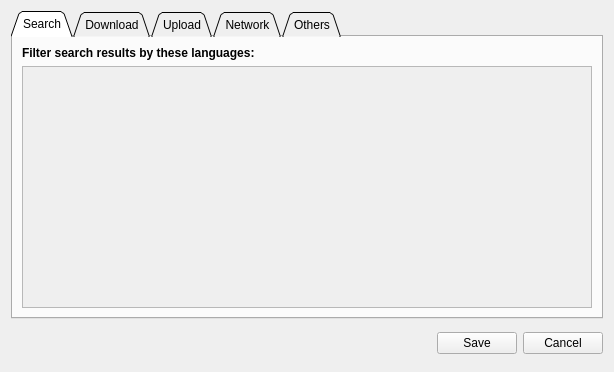
First picture: the form in gui/preferences.ui, repository subdownloader/subdownloader, before the edit.
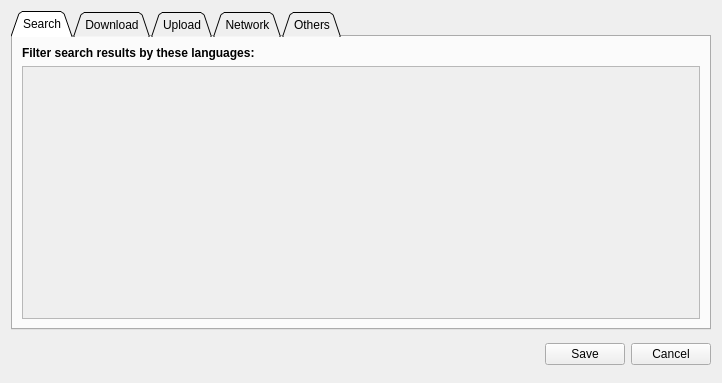
Second picture: the form after the edit. The open tabs and pages were chosen to show the change.

Commit message: fix gab between label_55 and option in preferences/upload. Part of bug #1074089

```diff
--- a/gui/preferences.ui
+++ b/gui/preferences.ui
@@ -9,8 +9,8 @@
    <rect>
     <x>0</x>
     <y>0</y>
-    <width>614</width>
-    <height>369</height>
+    <width>722</width>
+    <height>383</height>
    </rect>
   </property>
   <property name="sizePolicy">
@@ -86,8 +86,8 @@
            <rect>
             <x>0</x>
             <y>0</y>
-            <width>572</width>
-            <height>231</height>
+            <width>98</width>
+            <height>148</height>
            </rect>
           </property>
           <layout class="QHBoxLayout" name="horizontalLayout_2">
```
Left out of the diff: 7 changed lines with no effect on the pictures. The commit also changes 1 other file.
